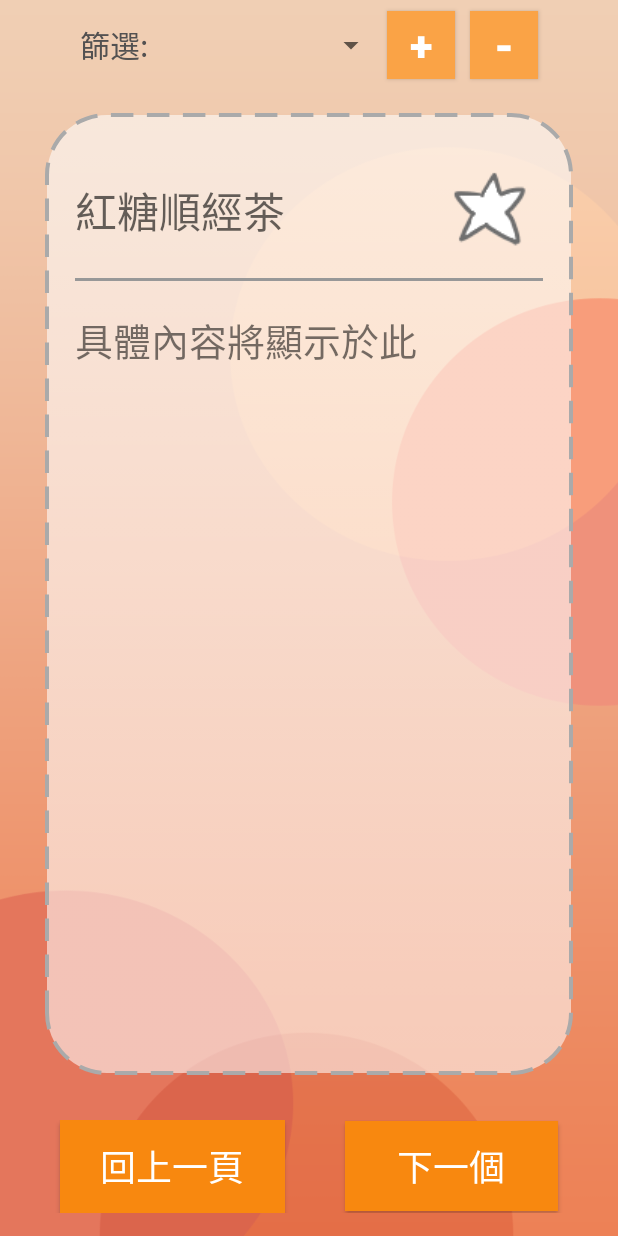
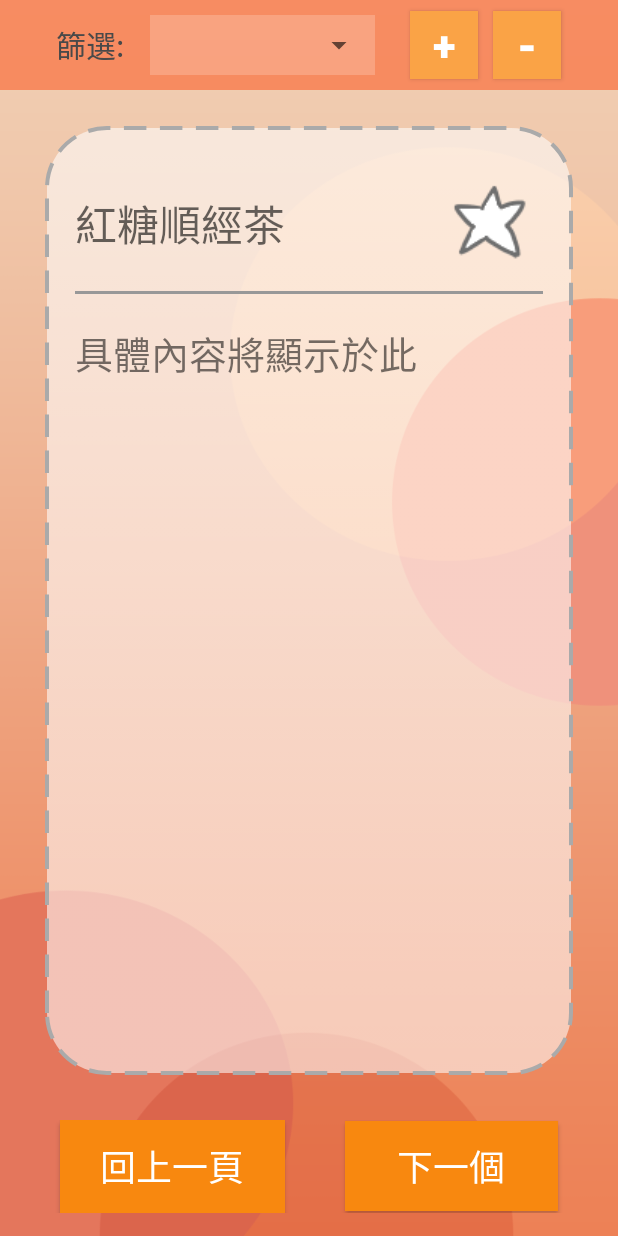
Before and after one commit to apple310565/Women-s-Health-APP, an Android app: the layout activity_eat.xml on its own in the app's theme, with its tools: preview values and no code run, on a phone screen of 412 x 824 dp. Run offline under Robolectric (Android 15) with nearby library versions, the phone set to English and light mode, and no system bars.

Commit message:
1. 增加健康資訊站版面與飲食版面 2. EAT_TABLE內的資料可自動由csv檔讀入 3. 飲食版面收藏功能完成 4. 小改:加入資料來源 5. 飲食版面的篩選功能完成

```diff
--- a/app/src/main/res/layout/activity_eat.xml
+++ b/app/src/main/res/layout/activity_eat.xml
@@ -11,11 +11,8 @@
         android:id="@+id/linearLayout10"
         android:layout_width="0dp"
         android:layout_height="60dp"
-        android:layout_marginStart="5dp"
-        android:layout_marginLeft="5dp"
-        android:layout_marginEnd="5dp"
-        android:layout_marginRight="5dp"
         android:layout_marginBottom="12dp"
+        android:background="#75FF3D00"
         android:gravity="center"
         android:orientation="horizontal"
         app:layout_constraintBottom_toTopOf="@+id/linearLayout11"
@@ -29,15 +26,25 @@
             android:layout_height="wrap_content"
             android:text="篩選:  "
             android:textAppearance="@style/TextAppearance.AppCompat.Large"
-            android:textColor="#535151"
+            android:textColor="#494949"
             android:textSize="20sp" />
 
-        <Spinner
-            android:id="@+id/spinner_select"
+        <LinearLayout
             android:layout_width="150dp"
             android:layout_height="40dp"
-            android:layout_gravity="center_vertical"
-            android:textSize="35sp" />
+            android:background="#32FFFFFF"
+            android:orientation="horizontal"
+            android:layout_margin="8dp"
+            android:textSize="30sp"
+            android:layout_marginRight="15dp">
+
+            <Spinner
+                android:id="@+id/spinner_select"
+                android:layout_width="match_parent"
+                android:layout_height="match_parent"
+                android:layout_gravity="center_vertical"
+                />
+        </LinearLayout>
 
         <Button
             android:id="@+id/ZoomIn"
@@ -49,7 +56,8 @@
             android:text="+"
             android:textColor="#FFFFFF"
             android:textSize="28sp"
-            android:textStyle="bold" />
+            android:textStyle="bold"
+            android:layout_marginLeft="15dp"/>
 
         <Button
             android:id="@+id/ZoomOut"
@@ -70,7 +78,7 @@
         android:layout_height="0dp"
         android:layout_marginStart="30dp"
         android:layout_marginLeft="30dp"
-        android:layout_marginTop="3dp"
+        android:layout_marginTop="12dp"
         android:layout_marginEnd="30dp"
         android:layout_marginRight="30dp"
         android:layout_marginBottom="10dp"
```
